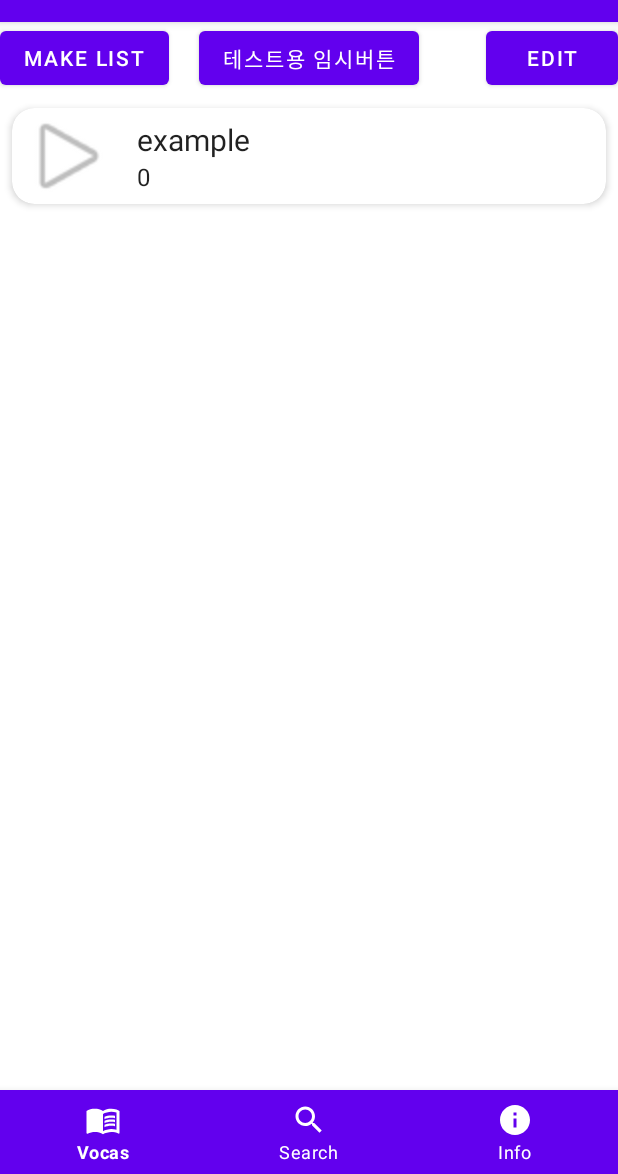
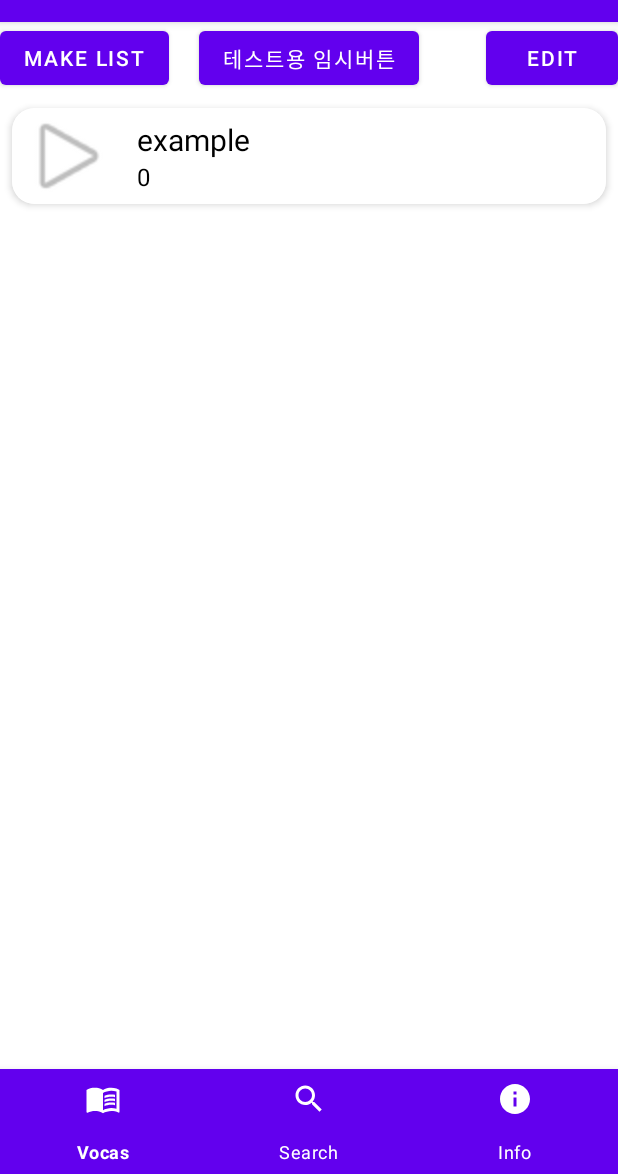
Before and after one commit to ododok/Android-StudyVoca, an Android app: the screen it shows after launch (MainActivity), after a tap on "테스트용 임시버튼", on a phone screen of 412 x 824 dp, the part 62-1236 px from its top. Run offline under Robolectric (Android 15) with nearby library versions, the phone set to English and light mode, and no system bars.

Commit message:
잔버그 수정

```diff
--- a/app/src/main/java/com/example/apstudyvoca/BottomFragmentVocas.java
+++ b/app/src/main/java/com/example/apstudyvoca/BottomFragmentVocas.java
@@ -40,9 +40,12 @@ public class BottomFragmentVocas extends Fragment {
     //////
     btnTest = rootView.findViewById(R.id.btnTest);
     btnTest.setOnClickListener(v->{
-      int size = helper.tableSize("example");
-      Toast.makeText(getContext(), "size of table 'example':"+size, Toast.LENGTH_SHORT).show();
-
+      int nt = helper.numberOfTables();
+      String[] arr = helper.listOfTables();
+      for(int i=0; i<arr.length; i++){
+        Log.d("db", arr[i]);
+      }
+      Toast.makeText(getContext(), "테이블수 : "+nt, Toast.LENGTH_SHORT).show();
     });
 
     return rootView;
@@ -70,6 +73,7 @@ public class BottomFragmentVocas extends Fragment {
       adapter.setArrayData(new Table(sa2[i][0], Integer.parseInt(sa2[i][1])));
     }
     recyclerView.setAdapter(adapter);
+    //테이블 수가 8개를 넘어가면 마지막 테이블이 리사이클러뷰에 안 나오는 문제 있음.
   }
 
 
@@ -90,8 +94,10 @@ public class BottomFragmentVocas extends Fragment {
           //String값 검사한 뒤에 create table호출.
           String charsToRemove = "\n+ ×÷=/_<>[]!@#₩%^&*()-'\":;,?`~\\|{}€£¥$°•○●□■♤♡◇♧☆▪︎¤《》¡¿.,";
           listName = CharMatcher.anyOf(charsToRemove).removeFrom(listName);
+          //테이블이름이 숫자로 시작하면 입력 안 되는 문제 해결할 것.
           Log.d("log", "입력된값 : "+listName);
           helper.createTable(listName);
+          editTextMakeTable.setText(null);
         }
         initRecyclerView();
       });
--- a/app/src/main/java/com/example/apstudyvoca/DBHelper.java
+++ b/app/src/main/java/com/example/apstudyvoca/DBHelper.java
@@ -11,7 +11,7 @@ import androidx.annotation.Nullable;
 
 public class DBHelper extends SQLiteOpenHelper {
 
-  SQLiteDatabase db;
+
 
   public DBHelper(@Nullable Context context) {
     super(context, "vocadb", null, 1); //make "db".
@@ -21,13 +21,12 @@ public class DBHelper extends SQLiteOpenHelper {
 
   @Override //초기화. 테이블 생성 기능. 처음 db생성시 기본으로 들어갈 테이블.
   public void onCreate(SQLiteDatabase db) {
-    db.execSQL("DROP TABLE IF EXISTS example");
+
     db.execSQL("CREATE TABLE example (_id INTEGER NOT NULL PRIMARY KEY AUTOINCREMENT, " +
         "word TEXT, meaning TEXT);" );
-    insert("Apple", "Pomme", "example");
-    insert("Cat", "Chat", "example");
-    //this.db=db;//////////////////////[???]
+
     Log.d("db", "db & table 'example' is created.");
+    //여기 db.close()하지말것.
   }
 
   @Override //테이블 업그레이드. 삭제 혹은 다시 생성.
@@ -42,14 +41,14 @@ public class DBHelper extends SQLiteOpenHelper {
         "type = 'table' AND name != 'android_metadata' AND name != 'sqlite_sequence';";
     Cursor cursor = getReadableDatabase().rawQuery(sql,null);
     int count=cursor.getCount();
-    cursor.close();
+
     Log.d("db", "테이블 수는 "+count);
     return count;
   }
 
   //db의 테이블 리스트 (이름들)를 리턴해주는 메서드.
   public String[] listOfTables() {
-    db = getWritableDatabase(); //포인트.테이블 이름을 얻을땐 db를 getWritableDatabase(); 로 읽기.
+    SQLiteDatabase db = getWritableDatabase(); //포인트.테이블 이름을 얻을땐 db를 getWritableDatabase(); 로 읽기.
     Cursor cursor = db.rawQuery("SELECT name FROM sqlite_master WHERE type='table'", null);
     int i=0;
     String[] arr = new String[numberOfTables()];
@@ -61,36 +60,36 @@ public class DBHelper extends SQLiteOpenHelper {
         arr[i++] = tableName;
       }
     }
+
     return arr;
   }
 
   //make a table
   public void createTable(String tableName){
-    if(db==null) Log.d("db", "데이터베이스를 먼저 생성하시오");
-    db = getWritableDatabase();
+
+    SQLiteDatabase db = getWritableDatabase();
     String sql = "CREATE TABLE "+tableName+" (_id INTEGER NOT NULL PRIMARY KEY AUTOINCREMENT, " +
         "word TEXT, meaning TEXT);";
     db.execSQL(sql);
     Log.d("db", "table ["+tableName +"] is created.");
-    db.close();
+
   }
 
   //특정 테이블에 자료를 입력하는 insert
   public void insert(String word, String meaning, String tableName){
     String sql = "INSERT INTO "+tableName+" (word, meaning) VALUES ('"+
         word+"', '"+meaning+"');";
-    db = getWritableDatabase();
+    SQLiteDatabase db = getWritableDatabase();
     db.execSQL(sql);
-    db.close();
+
   }
 
   //특정 테이블에 몇 개의 raw(ligne/행)이 있는지 조회
   public int tableSize(String tableName){
-    db = getReadableDatabase();
+    SQLiteDatabase db = getReadableDatabase();
     Cursor cursor = db.rawQuery("SELECT * FROM "+tableName+";",null);
     int result = cursor.getCount();
-    db.close();
-    cursor.close();
+
     return result;
   }
 
--- a/app/src/main/res/layout/activity_main.xml
+++ b/app/src/main/res/layout/activity_main.xml
@@ -1,35 +1,30 @@
 <?xml version="1.0" encoding="utf-8"?>
-<androidx.constraintlayout.widget.ConstraintLayout xmlns:android="http://schemas.android.com/apk/res/android"
+<LinearLayout xmlns:android="http://schemas.android.com/apk/res/android"
   xmlns:app="http://schemas.android.com/apk/res-auto"
   xmlns:tools="http://schemas.android.com/tools"
   android:layout_width="match_parent"
   android:layout_height="match_parent"
+  android:orientation="vertical"
   tools:context=".MainActivity">
 
 
   <FrameLayout
     android:id="@+id/container"
     android:layout_width="match_parent"
-    android:layout_height="match_parent"
+    android:layout_height="0dp"
 
-    app:layout_behavior="@string/appbar_scrolling_view_behavior"
-    app:layout_constraintBottom_toTopOf="@id/bottomNavigation"
-    app:layout_constraintLeft_toLeftOf="parent"
-    app:layout_constraintRight_toRightOf="parent"
-    app:layout_constraintStart_toStartOf="parent" />
+    android:layout_weight="10" />
 
   <com.google.android.material.bottomnavigation.BottomNavigationView
     android:id="@+id/bottomNavigation"
-    android:layout_width="0dp"
-    android:layout_height="wrap_content"
+    android:layout_width="match_parent"
+    android:layout_height="0dp"
+    android:layout_weight="1"
     app:itemBackground="?colorPrimary"
+
     app:itemIconTint="@color/white"
     app:itemTextColor="@color/white"
-    app:layout_constraintBottom_toBottomOf="parent"
-    app:layout_constraintLeft_toLeftOf="parent"
-    app:layout_constraintRight_toRightOf="parent"
-
     app:menu="@menu/menu_bottom" />
 
 
-</androidx.constraintlayout.widget.ConstraintLayout>
+</LinearLayout>
--- a/app/src/main/res/layout/fragment_bottom_vocas.xml
+++ b/app/src/main/res/layout/fragment_bottom_vocas.xml
@@ -38,6 +38,6 @@
   <androidx.recyclerview.widget.RecyclerView
     android:id="@+id/recyclerViewTable"
     android:layout_width="match_parent"
-    android:layout_height="682dp" />
+    android:layout_height="wrap_content" />
 
 </LinearLayout>
--- a/app/src/main/res/layout/table_item.xml
+++ b/app/src/main/res/layout/table_item.xml
@@ -10,7 +10,6 @@
     android:id="@+id/bookItem"
     android:layout_width="match_parent"
     android:layout_height="wrap_content"
-    android:layout_marginBottom="10dp"
     app:cardCornerRadius="15sp"
     app:cardElevation="3sp"
     app:cardUseCompatPadding="true">
@@ -18,7 +17,7 @@
     <LinearLayout
       android:layout_width="match_parent"
       android:layout_height="match_parent"
-      android:background="?android:attr/colorBackgroundCacheHint"
+      android:background="@color/white"
       android:orientation="horizontal">
 
       <ImageView
@@ -39,7 +38,7 @@
           android:layout_width="match_parent"
           android:layout_height="wrap_content"
           android:text="list(table) name"
-          android:textColor="?attr/actionMenuTextColor"
+          android:textColor="@color/black"
           android:textSize="20sp" />
 
         <TextView
@@ -47,7 +46,7 @@
           android:layout_width="match_parent"
           android:layout_height="wrap_content"
           android:text="number of raw(word)"
-          android:textColor="?attr/actionMenuTextColor"
+          android:textColor="@color/black"
           android:textSize="16sp" />
       </LinearLayout>
 
```
